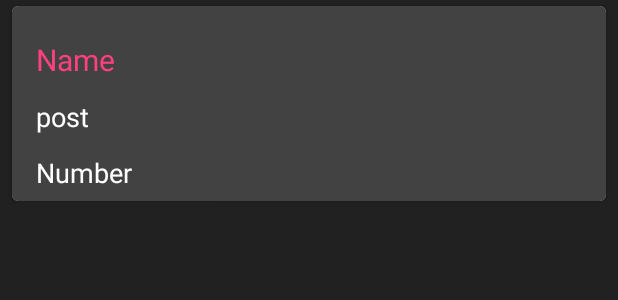
After one commit to tarun81296/thomso2k16, an Android app: the layout team_single_item.xml on its own in the app's theme, with its tools: preview values and no code run, on a phone screen of 412 x 824 dp. The commit adds this screen. Shown: the top 300 px of the screen. Run offline under Robolectric (Android 15) with nearby library versions, the phone set to English and light mode, and no system bars; network calls fail.

Commit message:
team page changed

```diff
--- a/app/src/main/AndroidManifest.xml
+++ b/app/src/main/AndroidManifest.xml
@@ -47,8 +47,10 @@
         <activity
             android:name=".UserDetails"
             android:screenOrientation="portrait" />
-        <activity android:name=".MapActivity"
-            android:screenOrientation="portrait"></activity>
+        <activity
+            android:name=".MapActivity"
+            android:screenOrientation="portrait" />
+        <activity android:name=".TeamActivity"></activity>
     </application>
 
 </manifest>
--- a/app/src/main/res/layout/activity_sign_in.xml
+++ b/app/src/main/res/layout/activity_sign_in.xml
@@ -18,7 +18,7 @@
         android:layout_width="wrap_content"
         android:layout_height="wrap_content"
         android:textAppearance="?android:attr/textAppearanceLarge"
-        android:text="Thomso Id"
+        android:text="Email"
         android:textColor="#000000"
         android:id="@+id/username_textView"
         android:layout_alignParentTop="true"
@@ -34,7 +34,7 @@
         android:layout_width="wrap_content"
         android:layout_height="wrap_content"
         android:textAppearance="?android:attr/textAppearanceLarge"
-        android:text="Email Id"
+        android:text="Thomso ID"
         android:textColor="#000000"
         android:layout_marginTop="5dp"
         android:id="@+id/password_textview"
--- /dev/null
+++ b/app/src/main/res/layout/team_single_item.xml
@@ -0,0 +1,78 @@
+<?xml version="1.0" encoding="utf-8"?>
+<LinearLayout xmlns:android="http://schemas.android.com/apk/res/android"
+    android:orientation="vertical" android:layout_width="match_parent"
+    android:layout_height="match_parent" android:background="#212121">
+
+    <android.support.v7.widget.CardView
+        xmlns:card_view="http://schemas.android.com/apk/res-auto"
+        android:id="@+id/card_view"
+        android:layout_width="match_parent"
+        android:layout_height="130dp"
+        android:layout_gravity="center_horizontal"
+        android:layout_marginBottom="4dp"
+        android:layout_marginTop="4dp"
+        android:layout_marginRight="8dp"
+        android:layout_marginLeft="8dp"
+        card_view:cardCornerRadius="4dp"
+        android:orientation="vertical"
+        >
+
+        <LinearLayout
+            android:layout_width="match_parent"
+            android:layout_height="match_parent"
+            android:orientation="horizontal"
+            android:background="#424242"
+            android:paddingLeft="16dp"
+            android:paddingTop="16dp"
+
+            >
+
+            <LinearLayout
+                android:layout_width="0dp"
+                android:layout_height="match_parent"
+                android:layout_weight="2"
+                android:orientation="vertical"
+
+                >
+
+                <TextView
+                    android:layout_width="match_parent"
+                    android:layout_weight="1"
+                    android:layout_height="wrap_content"
+                    android:text="Name"
+                    android:gravity="center_vertical"
+                    android:textSize="20sp"
+                    android:textColor="@color/colorAccent"
+                    android:id="@+id/contact_name"
+                    />
+
+                <TextView
+                    android:layout_width="match_parent"
+                    android:layout_height="wrap_content"
+                    android:text="post"
+                    android:gravity="center_vertical"
+                    android:layout_weight="1"
+                    android:textSize="18sp"
+                    android:textColor="#FFFFFF"
+                    android:id="@+id/contact_post"
+                    />
+
+                <TextView
+                    android:layout_width="match_parent"
+                    android:layout_height="wrap_content"
+                    android:text="Number"
+                    android:layout_weight="1"
+                    android:textColor="#FFFFFF"
+                    android:gravity="center_vertical"
+                    android:textSize="18sp"
+                    android:id="@+id/contact_number"
+                    />
+
+
+            </LinearLayout>
+
+
+        </LinearLayout>
+
+    </android.support.v7.widget.CardView>
+</LinearLayout>
--- a/app/src/main/res/values/strings.xml
+++ b/app/src/main/res/values/strings.xml
@@ -6,5 +6,6 @@
     <!-- TODO: Remove or change this placeholder text -->
     <string name="hello_blank_fragment">Hello blank fragment</string>
     <string name="title_activity_web_view">WebView</string>
+    <string name="title_activity_team">TeamActivity</string>
 
 </resources>
```
Also changed, not shown: app/src/main/java/com/tarun/thomso2k16/DBhelper.java (+44 -1 lines), app/src/main/java/com/tarun/thomso2k16/NavigationDrawerPage.java (+3 -4 lines), app/src/main/java/com/tarun/thomso2k16/SignIn.java (+4 -4 lines), app/src/main/java/com/tarun/thomso2k16/SplashPage.java (+55 -27 lines), app/src/main/java/com/tarun/thomso2k16/TeamActivity.java (added, +85 -0 lines), app/src/main/java/com/tarun/thomso2k16/TeamPojo.java (added, +28 -0 lines), app/src/main/java/com/tarun/thomso2k16/adapter/TeamAdapter.java (added, +60 -0 lines), app/src/main/res/layout/activity_team.xml (added, +12 -0 lines).
